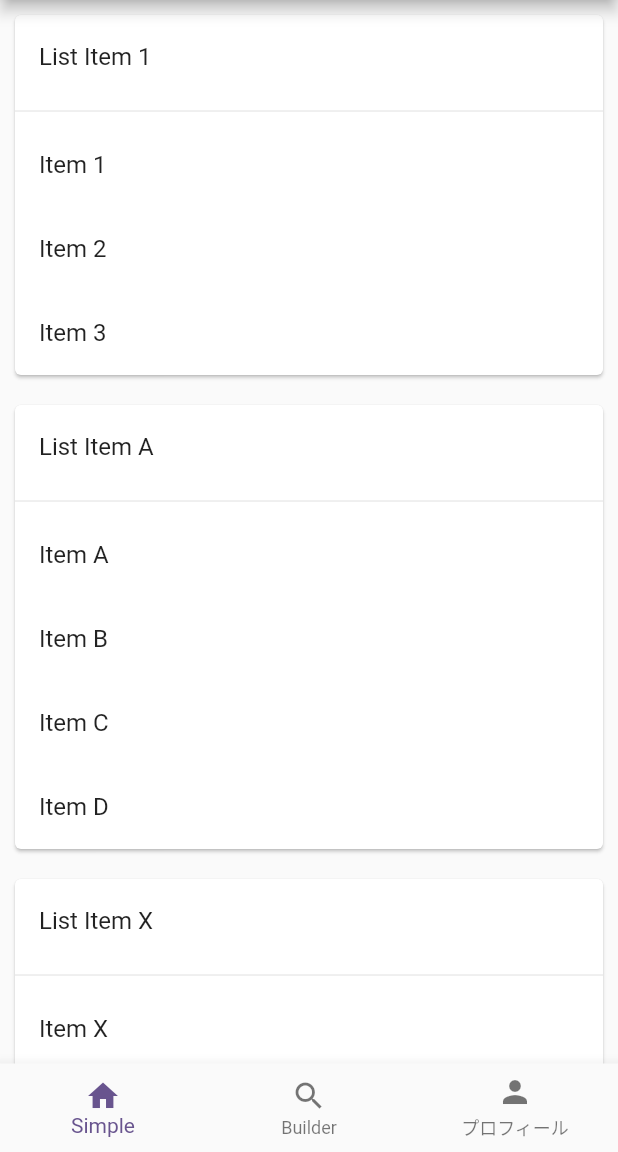
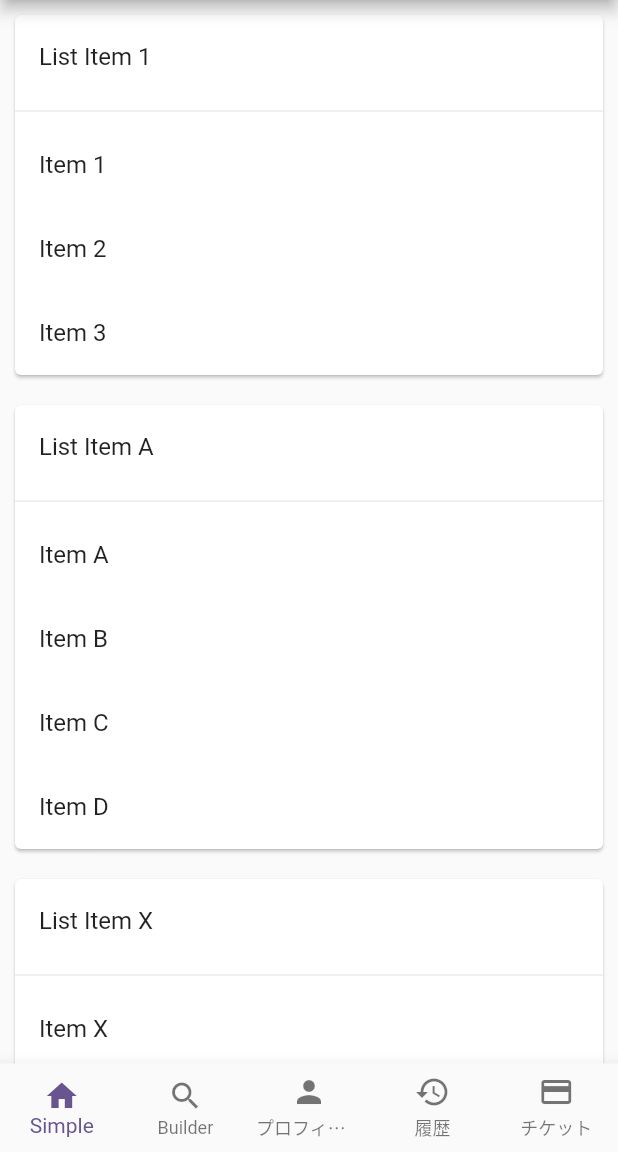
Before and after one commit to katafuchix/flutter_listview_example, a Flutter app: the screen it shows after launch, on a phone screen of 412 x 824 dp, the part 84-1236 px from its top. Run offline on Flutter 3.47's test engine with Material 3 defaults, Android fonts, the phone set to English and light mode, and no system bars.

```diff
--- a/lib/main.dart
+++ b/lib/main.dart
@@ -46,6 +46,7 @@ class _Test_BottomNavigationBar extends State<Test_BottomNavigationBar> {
     ListBuilderExamplePage(),
     //ListsWithCards(),
     _ChildPage1(),
+    _ChildPage2(),
     //_ChildPage3(),
   ];
 
@@ -84,8 +85,17 @@ class _Test_BottomNavigationBar extends State<Test_BottomNavigationBar> {
             icon: Icon(Icons.person),
             label: 'プロフィール',
           ),
+          BottomNavigationBarItem(
+            icon: Icon(Icons.history),
+            label: '履歴',
+          ),
+          BottomNavigationBarItem(
+            icon: Icon(Icons.credit_card),
+            label: 'チケット',
+          ),
         ],
         currentIndex: _selectedIndex,
+        type: BottomNavigationBarType.fixed,
         onTap: _onItemTapped,
       ),
     );
```
